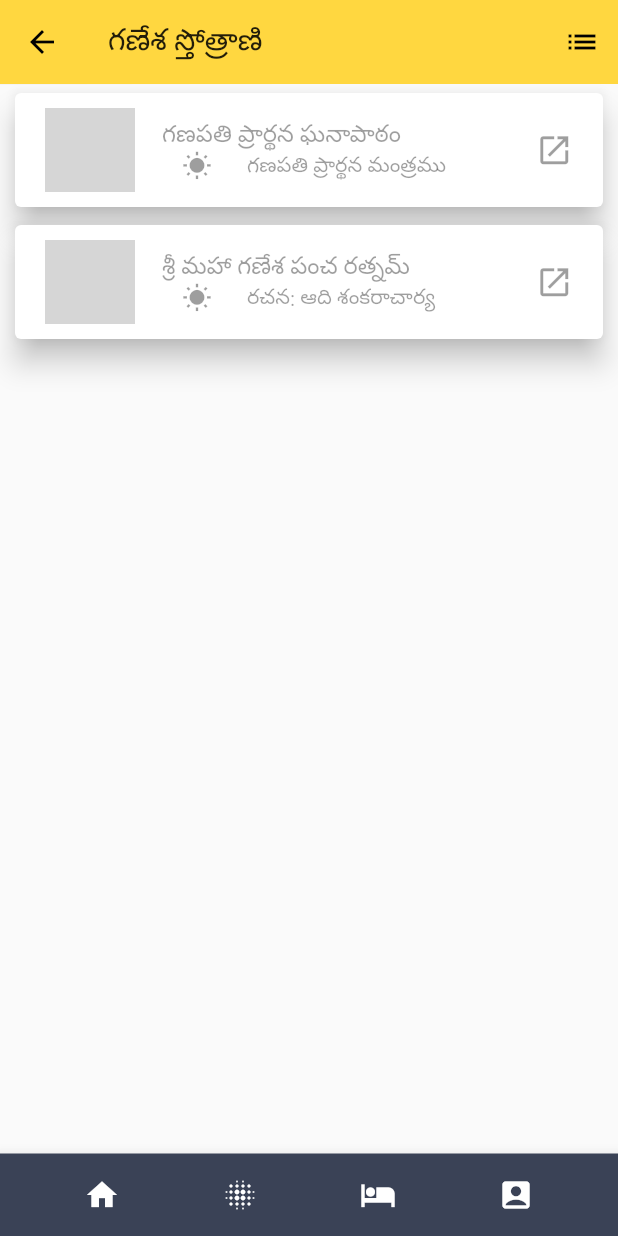
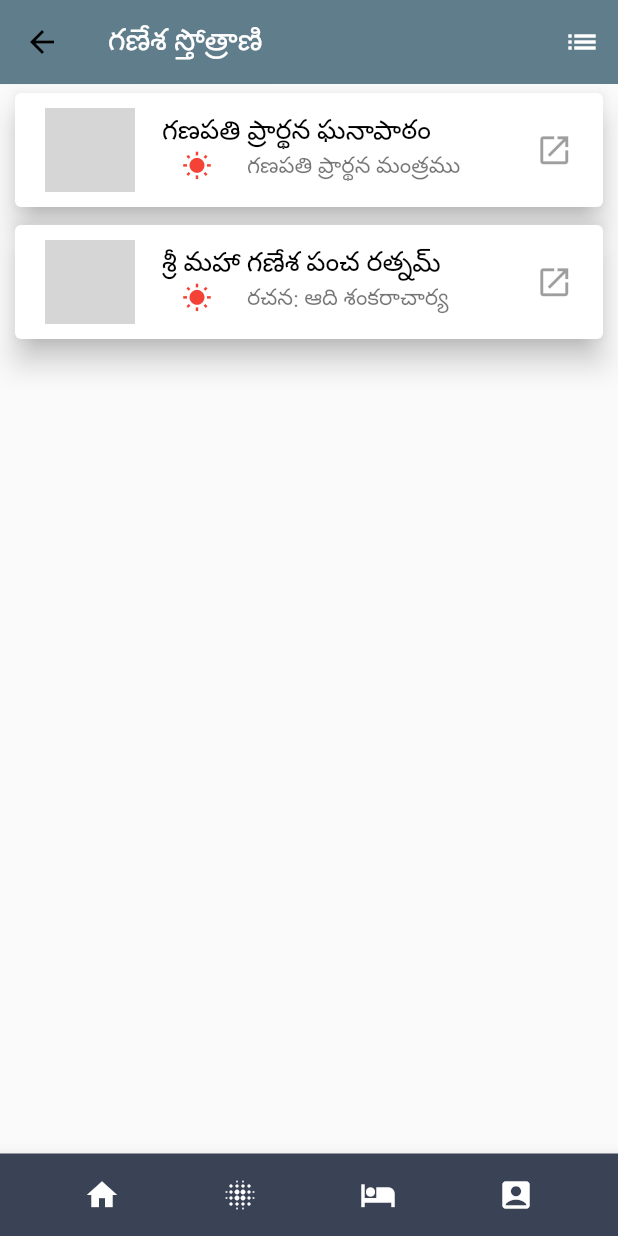
Before and after one commit to anirudhsamudrala/MantraSamaharam, a Flutter app: the screen it shows after launch, after a tap on "గణేశ స్తోత్రాణి", on a phone screen of 412 x 824 dp. Run offline on Flutter 3.47's test engine with Material 2 defaults, Android fonts, the phone set to English and light mode, and no system bars; Roboto replaces fonts that are missing (NTR); grey boxes are pictures that could not be loaded.

Commit message:
clean up with more icons and yaml update

```diff
--- a/assets/data/telugu.json
+++ b/assets/data/telugu.json
@@ -2,7 +2,7 @@
   {
     "id": "1",
     "iconText": "గణేశ స్తోత్రాణి",
-    "iconImage": "assets/images/ganesha.png",
+    "iconImage": "assets/images/ganesha_main.png",
     "mantra": [
       {
         "title": "గణపతి ప్రార్థన ఘనాపాఠం",
--- a/lib/main.dart
+++ b/lib/main.dart
@@ -4,6 +4,7 @@ import 'dart:convert';
 import 'package:flutter/cupertino.dart';
 import 'widgets/ListPage.dart';
 import 'package:flutter_app/models/Models.dart';
+
 void main() => runApp(MyApp());
 
 class MyApp extends StatelessWidget {
@@ -13,9 +14,6 @@ class MyApp extends StatelessWidget {
 
     return MaterialApp(
       title: title,
-/*
-      theme: ThemeData(fontFamily: 'Montserrat', primaryColor: Colors.cyan),
-*/
       theme: new ThemeData(fontFamily: 'NTR',primaryColor: Colors.amber),
       home: Scaffold(
         /*    appBar: AppBar(
@@ -24,8 +22,8 @@ class MyApp extends StatelessWidget {
         appBar:
         AppBar(
           elevation: 0.1,
-          backgroundColor: Colors.amberAccent,
-          title: Text(title,style: TextStyle(fontFamily: 'NTR'), ),
+          backgroundColor: Colors.blueGrey,
+          title: Text(title,style: TextStyle(fontFamily: 'NTR', color:Colors.white), ),
           actions: <Widget>[
             IconButton(
               icon: Icon(Icons.list),
--- a/lib/widgets/CircleIcon.dart
+++ b/lib/widgets/CircleIcon.dart
@@ -21,11 +21,12 @@ class _CircleIcon extends State<CircleIcon> {
           mainAxisAlignment: MainAxisAlignment.center,
           children: <Widget>[
             CircleAvatar(
-                backgroundImage: AssetImage(widget.iconImage),radius: 40),
+                backgroundImage: AssetImage(widget.iconImage),radius: 38),
             SizedBox(height: 10),
             Text(
               widget.iconText,
-              style: TextStyle(color: Colors.black38),
+              textAlign: TextAlign.center,
+              style: TextStyle(color: Colors.black,fontSize: 16, fontWeight: FontWeight.w500),
             ),
           ],
         ),
--- a/lib/widgets/ListPage.dart
+++ b/lib/widgets/ListPage.dart
@@ -33,7 +33,7 @@ class _ListPageState extends State<ListPage> {
       ),
       title: Text(
         mantra.title,
-        style: TextStyle(color: Colors.black38, fontWeight: FontWeight.w400),
+        style: TextStyle(color: Colors.black,fontSize: 18, fontWeight: FontWeight.w500),
       ),
       // subtitle: Text("Intermediate", style: TextStyle(color: Colors.white)),
 
@@ -43,7 +43,7 @@ class _ListPageState extends State<ListPage> {
               flex: 1,
               child:
               Container(
-                child:Icon(Icons.wb_sunny, color: Colors.black38, size: 20.0),
+                child:Icon(Icons.wb_sunny, color: Colors.red, size: 20.0),
               )
           ),
           Expanded(
@@ -51,7 +51,7 @@ class _ListPageState extends State<ListPage> {
             child: Padding(
                 padding: EdgeInsets.only(left: 10.0),
                 child: Text(mantra.subtitle,
-                    style: TextStyle(color: Colors.black38))),
+                    style: TextStyle(color: Colors.black54,fontSize: 15))),
           )
         ],
       ),
@@ -123,11 +123,14 @@ class _ListPageState extends State<ListPage> {
     );
     final topAppBar = AppBar(
       elevation: 0.1,
-      backgroundColor: Colors.amberAccent,
-      title: Text(widget.title),
+      backgroundColor: Colors.blueGrey,
+      title: Text(widget.title,
+        style: TextStyle(color: Colors.white,fontSize: 20, fontWeight: FontWeight.w500),
+      ),
       actions: <Widget>[
         IconButton(
           icon: Icon(Icons.list),
+          color:Colors.white,
           onPressed: () {},
         )
       ],
```
Also changed, not shown: lib/widgets/DetailPage.dart (+20 -4 lines), pubspec.yaml (+9 -1 lines), pubspec.lock, 2 other files.
